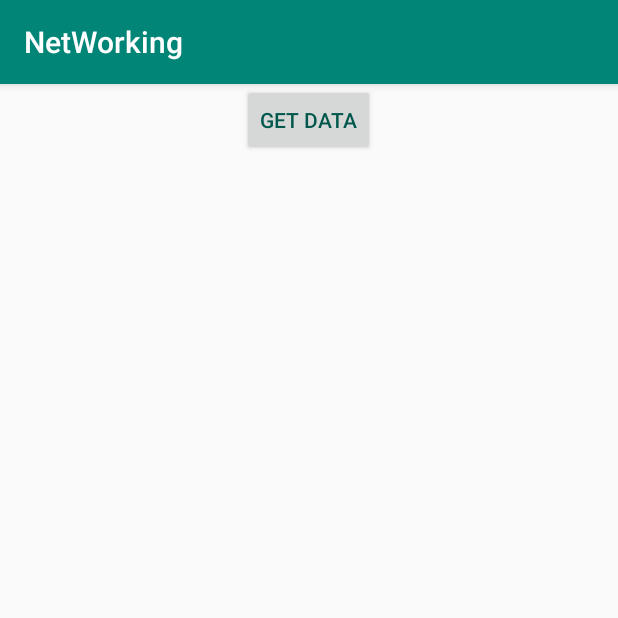
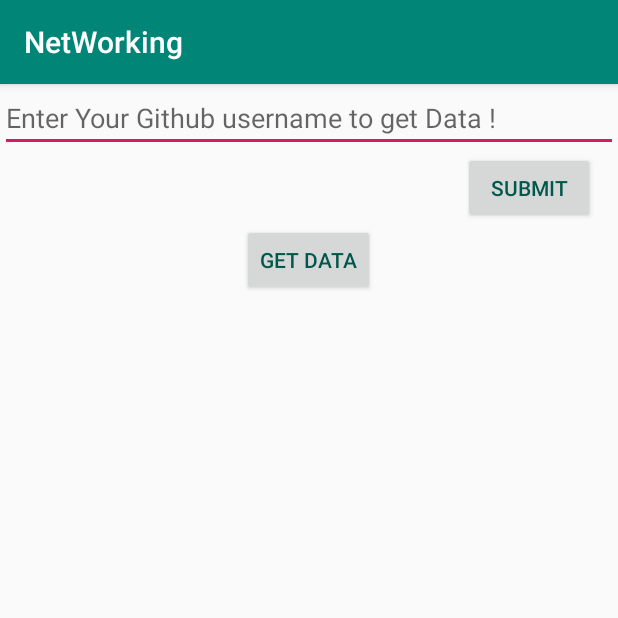
Before and after one commit to therealsanjeev/GitHubUsersData, an Android app: the screen it shows after launch (MainActivity), after a tap on "GET DATA", on a phone screen of 412 x 824 dp, the top half of it. Run offline under Robolectric (Android 15) with nearby library versions, the phone set to English and light mode, and no system bars.

Commit message:
Final show data of GitHubUser(JSON)

```diff
--- a/app/src/main/java/com/example/networking/MainActivity.java
+++ b/app/src/main/java/com/example/networking/MainActivity.java
@@ -9,6 +9,7 @@ import android.os.Bundle;
 import android.util.Log;
 import android.view.View;
 import android.widget.Button;
+import android.widget.EditText;
 import android.widget.TextView;
 
 import org.json.JSONArray;
@@ -28,6 +29,7 @@ import javax.net.ssl.HttpsURLConnection;
 public class MainActivity extends AppCompatActivity {
 
     public static final String TAG="MainActivity";
+    String input;
 
     @Override
     protected void onCreate(Bundle savedInstanceState) {
@@ -40,6 +42,15 @@ public class MainActivity extends AppCompatActivity {
                 UpdateTextView();
             }
         });
+        Button bbtnEnter =findViewById(R.id.btnEnter);
+        final EditText text = findViewById(R.id.editText2);
+        bbtnEnter.setOnClickListener(new View.OnClickListener() {
+            @Override
+            public void onClick(View v) {
+                input=text.getText().toString();
+
+            }
+        });
     }
 
     private void UpdateTextView() {
@@ -47,7 +58,7 @@ public class MainActivity extends AppCompatActivity {
         //network call :
 
         NetworkAsync nAsync = new NetworkAsync();
-        nAsync.execute("https://www.google.com","https://api.github.com/search/users?q=therealsanjeev");
+        nAsync.execute("https://www.google.com","https://api.github.com/search/users?q="+input);
 
     }
     class NetworkAsync extends AsyncTask<String,Void,String>{
--- a/app/src/main/res/layout/activity_main.xml
+++ b/app/src/main/res/layout/activity_main.xml
@@ -6,13 +6,30 @@
     android:orientation="vertical"
     tools:context=".MainActivity">
 
+    <EditText
+        android:id="@+id/editText2"
+        android:layout_width="match_parent"
+        android:layout_height="wrap_content"
+        android:ems="10"
+        android:hint="Enter Your Github username to get Data !"
+        android:inputType="textPersonName" />
+
+    <Button
+        android:id="@+id/btnEnter"
+        android:layout_width="wrap_content"
+        android:layout_height="wrap_content"
+        android:layout_gravity="end"
+        android:textColor="@color/colorPrimaryDark"
+        android:layout_marginRight="15dp"
+        android:text="Submit" />
+
     <Button
         android:id="@+id/btnGetData"
         android:layout_width="wrap_content"
         android:layout_height="wrap_content"
         android:layout_gravity="center"
-        android:textColor="@color/colorPrimaryDark"
-        android:text="Get data" />
+        android:text="Get data"
+        android:textColor="@color/colorPrimaryDark" />
 
     <androidx.recyclerview.widget.RecyclerView
         android:id="@+id/rvList"
```
